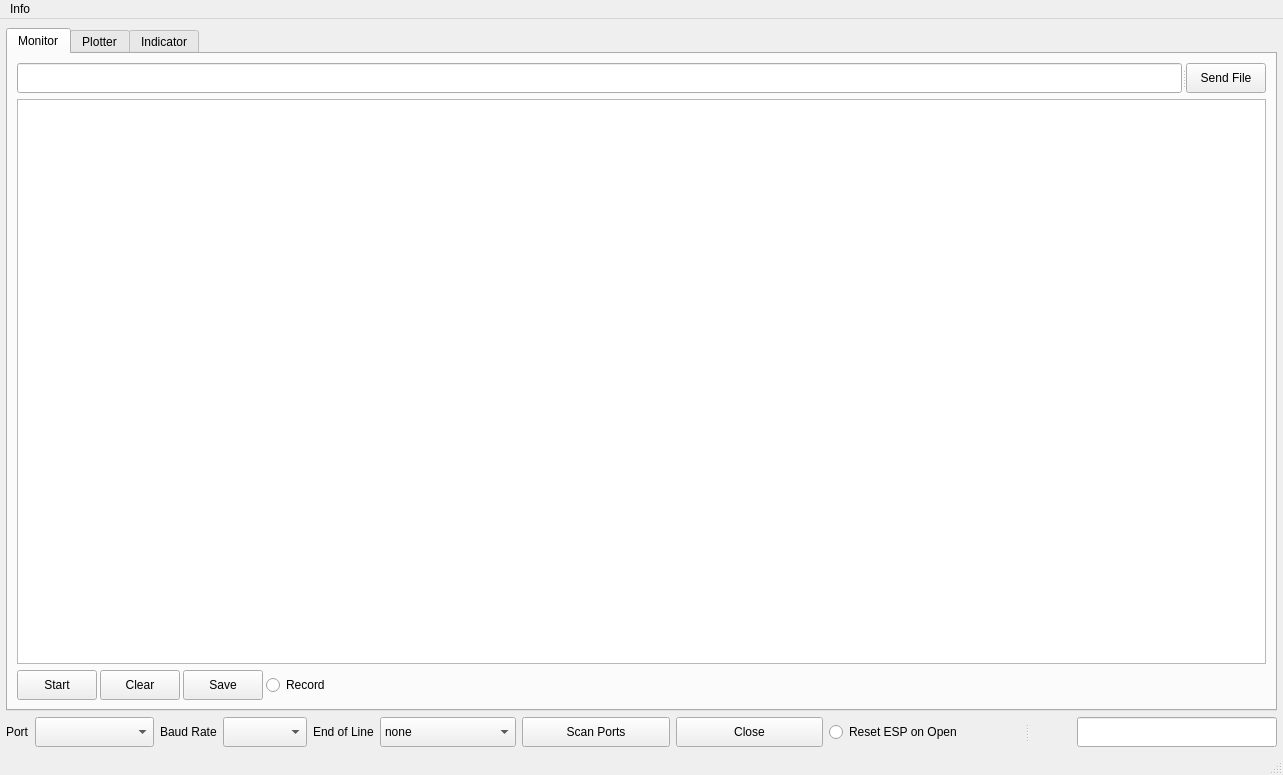
Old version of the form assets/serialUI.ui in the repository uutzinger/SerialUI.
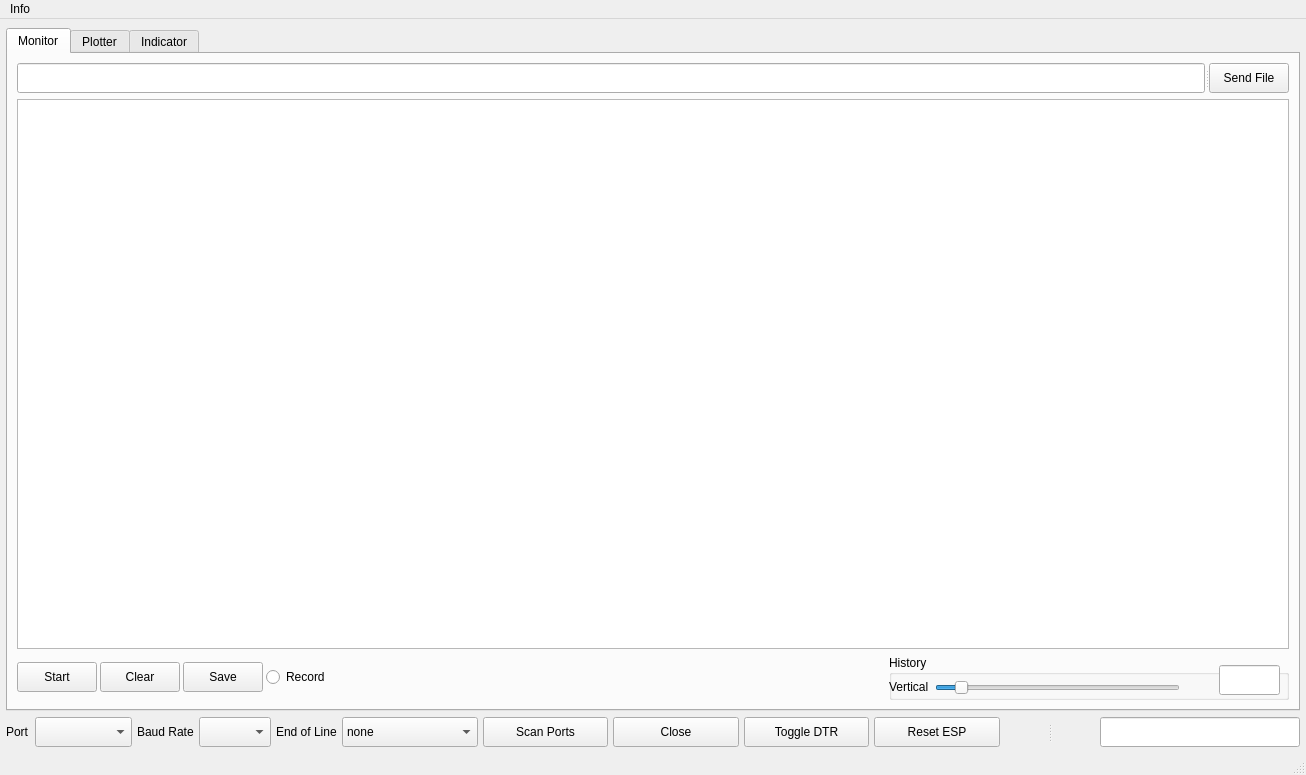
New version of the form. Custom widgets are drawn as their Qt base class.

Commit message:
QT Serial
Rewrote QSerial_helper to use Qt Serial framework.
Buffered reading and updating in qt plainText widget.
Serial read and text display performance increase.

Original QSerial code is still in archive as QPySerial.

What changed in the file:
```diff
--- a/assets/serialUI.ui
+++ b/assets/serialUI.ui
@@ -6,7 +6,7 @@
    <rect>
     <x>0</x>
     <y>0</y>
-    <width>1283</width>
+    <width>1306</width>
     <height>775</height>
    </rect>
   </property>
@@ -80,15 +80,10 @@
          <verstretch>1</verstretch>
         </sizepolicy>
        </property>
-       <property name="font">
-        <font>
-         <pointsize>9</pointsize>
-        </font>
-       </property>
        <attribute name="title">
         <string>Monitor</string>
        </attribute>
-       <layout class="QVBoxLayout" name="verticalLayout_Monitor" stretch="0,1,0">
+       <layout class="QVBoxLayout" name="verticalLayout_Monitor">
         <item>
          <widget class="QSplitter" name="splitter_tabMonitor_send">
           <property name="orientation">
@@ -171,21 +166,14 @@
          </widget>
         </item>
         <item>
-         <layout class="QHBoxLayout" name="horizontalLayout_bottom_Monitor" stretch="0,0,0,0,1">
+         <layout class="QHBoxLayout" name="horizontalLayout_bottom_Monitor" stretch="1">
+          <item>
+           <layout class="QHBoxLayout" name="horizontalLayout_bottom_Monitor_left">
           <property name="spacing">
            <number>3</number>
           </property>
-          <property name="sizeConstraint">
-           <enum>QLayout::SetFixedSize</enum>
-          </property>
           <item>
            <widget class="QPushButton" name="pushButton_SerialStartStop">
-            <property name="sizePolicy">
-             <sizepolicy hsizetype="Minimum" vsizetype="Fixed">
-              <horstretch>0</horstretch>
-              <verstretch>0</verstretch>
-             </sizepolicy>
-            </property>
             <property name="minimumSize">
              <size>
               <width>0</width>
@@ -213,12 +201,6 @@
           </item>
           <item>
            <widget class="QPushButton" name="pushButton_SerialClearOutput">
-            <property name="sizePolicy">
-             <sizepolicy hsizetype="Minimum" vsizetype="Fixed">
-              <horstretch>0</horstretch>
-              <verstretch>0</verstretch>
-             </sizepolicy>
-            </property>
             <property name="minimumSize">
              <size>
               <width>0</width>
@@ -282,17 +264,137 @@
            </widget>
           </item>
           <item>
-           <spacer name="horizontalSpacer">
+             <spacer name="horizontalSpacer_bottom_Monitor_spacer">
             <property name="orientation">
              <enum>Qt::Horizontal</enum>
             </property>
             <property name="sizeHint" stdset="0">
              <size>
               <width>40</width>
-              <height>30</height>
+                <height>20</height>
              </size>
             </property>
            </spacer>
+            </item>
+            <item>
+             <widget class="QGroupBox" name="groupBox_History">
+              <property name="sizePolicy">
+               <sizepolicy hsizetype="Fixed" vsizetype="Fixed">
+                <horstretch>0</horstretch>
+                <verstretch>0</verstretch>
+               </sizepolicy>
+              </property>
+              <property name="minimumSize">
+               <size>
+                <width>400</width>
+                <height>45</height>
+               </size>
+              </property>
+              <property name="maximumSize">
+               <size>
+                <width>400</width>
+                <height>45</height>
+               </size>
+              </property>
+              <property name="toolTip">
+               <string>&lt;html&gt;&lt;head/&gt;&lt;body&gt;&lt;p&gt;Change length of terminal line history&lt;/p&gt;&lt;/body&gt;&lt;/html&gt;</string>
+              </property>
+              <property name="title">
+               <string>History</string>
+              </property>
+              <widget class="QLineEdit" name="lineEdit_Vertical_History">
+               <property name="geometry">
+                <rect>
+                 <x>330</x>
+                 <y>10</y>
+                 <width>61</width>
+                 <height>30</height>
+                </rect>
+               </property>
+               <property name="minimumSize">
+                <size>
+                 <width>0</width>
+                 <height>30</height>
+                </size>
+               </property>
+               <property name="maximumSize">
+                <size>
+                 <width>16777215</width>
+                 <height>30</height>
+                </size>
+               </property>
+              </widget>
+              <widget class="QWidget" name="layoutWidget">
+               <property name="geometry">
+                <rect>
+                 <x>0</x>
+                 <y>20</y>
+                 <width>321</width>
+                 <height>27</height>
+                </rect>
+               </property>
+               <layout class="QFormLayout" name="formLayout_historySlider">
+                <property name="labelAlignment">
+                 <set>Qt::AlignLeading|Qt::AlignLeft|Qt::AlignVCenter</set>
+                </property>
+                <property name="verticalSpacing">
+                 <number>0</number>
+                </property>
+                <item row="0" column="0">
+                 <widget class="QLabel" name="label_Horizontal_History">
+                  <property name="text">
+                   <string>Vertical</string>
+                  </property>
+                 </widget>
+                </item>
+                <item row="0" column="1">
+                 <widget class="QSlider" name="horizontalSlider_History">
+                  <property name="sizePolicy">
+                   <sizepolicy hsizetype="Fixed" vsizetype="Fixed">
+                    <horstretch>0</horstretch>
+                    <verstretch>0</verstretch>
+                   </sizepolicy>
+                  </property>
+                  <property name="minimumSize">
+                   <size>
+                    <width>245</width>
+                    <height>25</height>
+                   </size>
+                  </property>
+                  <property name="maximumSize">
+                   <size>
+                    <width>16777215</width>
+                    <height>25</height>
+                   </size>
+                  </property>
+                  <property name="toolTip">
+                   <string>&lt;html&gt;&lt;head/&gt;&lt;body&gt;&lt;p&gt;Change length of terminal line history&lt;/p&gt;&lt;/body&gt;&lt;/html&gt;</string>
+                  </property>
+                  <property name="minimum">
+                   <number>100</number>
+                  </property>
+                  <property name="maximum">
+                   <number>5000</number>
+                  </property>
+                  <property name="pageStep">
+                   <number>50</number>
+                  </property>
+                  <property name="value">
+                   <number>500</number>
+                  </property>
+                  <property name="orientation">
+                   <enum>Qt::Horizontal</enum>
+                  </property>
+                  <property name="tickPosition">
+                   <enum>QSlider::NoTicks</enum>
+                  </property>
+                 </widget>
+                </item>
+               </layout>
+              </widget>
+             </widget>
+            </item>
+           </layout>
           </item>
          </layout>
         </item>
@@ -1669,6 +1771,9 @@
       </property>
       <widget class="QWidget" name="layoutWidget">
        <layout class="QHBoxLayout" name="horizontalLayout_mainWindow_bottomLeft">
+        <property name="spacing">
+         <number>5</number>
+        </property>
         <item>
          <layout class="QFormLayout" name="formLayout_Port">
           <property name="sizeConstraint">
@@ -1953,9 +2058,37 @@
          </widget>
         </item>
         <item>
-         <widget class="QRadioButton" name="radioButton_ResetESPonOpen">
+         <widget class="QPushButton" name="pushButton_ToggleDTR">
+          <property name="minimumSize">
+           <size>
+            <width>0</width>
+            <height>30</height>
+           </size>
+          </property>
+          <property name="toolTip">
+           <string>&lt;html&gt;&lt;head/&gt;&lt;body&gt;&lt;p&gt;Toggles DTR to bring microcontroller out of while(!Serial)&lt;/p&gt;&lt;/body&gt;&lt;/html&gt;</string>
+          </property>
+          <property name="whatsThis">
+           <string>&lt;html&gt;&lt;head/&gt;&lt;body&gt;&lt;p&gt;Brings microcontroller out of while(!Serial) loop&lt;/p&gt;&lt;/body&gt;&lt;/html&gt;</string>
+          </property>
           <property name="text">
-           <string>Reset ESP on Open</string>
+           <string>Toggle DTR</string>
+          </property>
+         </widget>
+        </item>
+        <item>
+         <widget class="QPushButton" name="pushButton_ResetESP">
+          <property name="minimumSize">
+           <size>
+            <width>0</width>
+            <height>30</height>
+           </size>
+          </property>
+          <property name="toolTip">
+           <string>&lt;html&gt;&lt;head/&gt;&lt;body&gt;&lt;p&gt;Conducts RTS/CTS line toggeling to bring ESP into run mode&lt;/p&gt;&lt;/body&gt;&lt;/html&gt;</string>
+          </property>
+          <property name="text">
+           <string>Reset ESP</string>
           </property>
          </widget>
         </item>
@@ -1989,7 +2122,7 @@
     <rect>
      <x>0</x>
      <y>0</y>
-     <width>1283</width>
+     <width>1306</width>
      <height>22</height>
     </rect>
    </property>
```
Left out of the diff: 12 changed lines with no effect on the pictures. Lines whose indentation alone changed are shown as unchanged. The commit also changes 16 other files.
